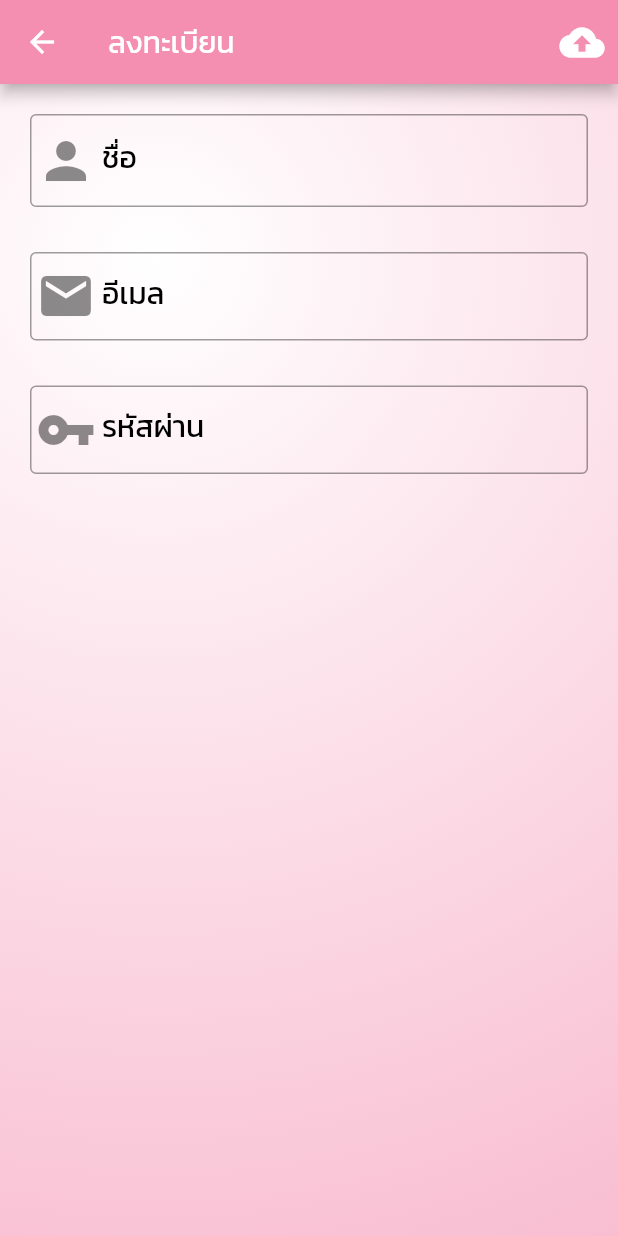
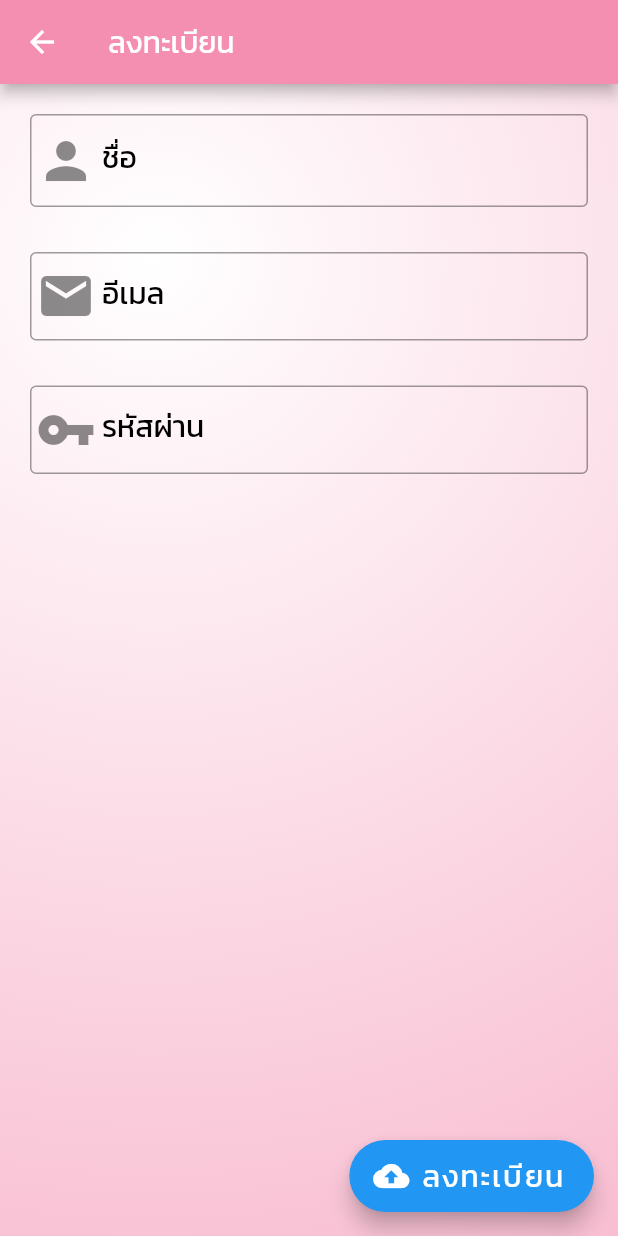
Before and after one commit to nitiratjames/myProject, a Flutter app: the screen it shows after launch, after a tap on "ลงทะเบียน", on a phone screen of 412 x 824 dp. Run offline on Flutter 3.47's test engine with Material 2 defaults, Android fonts, the phone set to English and light mode, and no system bars; our stand-ins replace animated_text_kit, firebase_auth, firebase_core; accounts and stored records are empty.

Commit message:
fix minor

```diff
--- a/lib/screens/home.dart
+++ b/lib/screens/home.dart
@@ -19,19 +19,22 @@ class _HomeState extends State<Home> {
   }
 
   Future<void> checkStatus() async {
-    FirebaseAuth firebaseAuth = FirebaseAuth.instance;
-    var user = firebaseAuth.currentUser;
-    if (user != null) {
-      MaterialPageRoute materialPageRoute =
-          MaterialPageRoute(builder: (BuildContext context) => Service());
-      Navigator.of(context).pushAndRemoveUntil(
-          materialPageRoute, (Route<dynamic> route) => false);
-    }
+    FirebaseAuth.instance.authStateChanges().listen((User user) {
+      if (user == null) {
+        print('User is currently signed out!');
+      } else {
+        MaterialPageRoute materialPageRoute =
+            MaterialPageRoute(builder: (BuildContext context) => Service());
+        Navigator.of(context).pushAndRemoveUntil(
+            materialPageRoute, (Route<dynamic> route) => false);
+      }
+    });
   }
 
   Widget showAppTitle() {
-    return Row(
-      mainAxisSize: MainAxisSize.min,
+    return Wrap(
+      spacing: 10.0,
+      // mainAxisSize: MainAxisSize.min,
       children: <Widget>[
         SizedBox(width: 0.0, height: 100.0),
         TypewriterAnimatedTextKit(
@@ -41,8 +44,8 @@ class _HomeState extends State<Home> {
             text: [
               "Discipline is the best tool",
               "Design first, then code",
-              "Do not patch bugs out, rewrite them",
-              "Do not test bugs out, design them out",
+              "Do not patch bugs out",
+              "Do not test bugs out",
             ],
             textStyle: TextStyle(
               fontSize: 20.0,
@@ -197,10 +200,10 @@ class _HomeState extends State<Home> {
                   height: 100.0,
                 ),
                 showAppTitle(),
-                SizedBox(
-                  height: 50.0,
-                ),
-                showLogoBig(),
+                // SizedBox(
+                //   height: 50.0,
+                // ),
+                // showLogoBig(),
                 SizedBox(
                   height: 30.0,
                 ),
--- a/lib/screens/register.dart
+++ b/lib/screens/register.dart
@@ -14,34 +14,40 @@ class _RegisterState extends State<Register> {
   String _name, _email, _password;
 
   // method
-  Widget registerButton() {
-    return IconButton(
-      icon: Icon(
-        Icons.cloud_upload,
-        color: Colors.white,
-        size: 30.0,
+  showAlertDialog(BuildContext context) {
+    AlertDialog alert = AlertDialog(
+      content: new Row(
+        children: [
+          CircularProgressIndicator(),
+          Container(
+              margin: EdgeInsets.only(left: 5), child: Text("กำลังดำเนินการ")),
+        ],
       ),
-      onPressed: () {
-        if (_formKey.currentState.validate()) {
-          _formKey.currentState.save();
-          print('name = $_name email = $_email password = $_password');
-          registerThread();
-        }
+    );
+    showDialog(
+      barrierDismissible: false,
+      context: context,
+      builder: (BuildContext context) {
+        return alert;
       },
     );
   }
 
   Future<void> registerThread() async {
+    try {
+      showAlertDialog(context);
       FirebaseAuth firebaseAuth = FirebaseAuth.instance;
       await firebaseAuth
           .createUserWithEmailAndPassword(email: _email, password: _password)
           .then((res) {
         setupProfile();
       }).catchError((res) {
+        Navigator.pop(context);
         String title = res.code;
         String message = res.message;
         alertMessage(title, message);
       });
+    } catch (e) {}
   }
 
   Future<void> setupProfile() async {
@@ -52,7 +58,8 @@ class _RegisterState extends State<Register> {
       name = user.displayName;
       email = user.email;
       emailVerified = user.emailVerified;
-      uid = user.uid; // The user's ID, unique to the Firebase project. Do NOT use
+      uid =
+          user.uid; // The user's ID, unique to the Firebase project. Do NOT use
       // this value to authenticate with your backend server, if
       // you have one. Use User.getToken() instead.
       // print(user);
@@ -232,9 +239,6 @@ class _RegisterState extends State<Register> {
           style: TextStyle(color: Colors.white, fontFamily: 'Kanit'),
         ),
         backgroundColor: Colors.pink.shade200,
-        actions: <Widget>[
-          registerButton(),
-        ],
       ),
       body: Container(
         decoration: BoxDecoration(
@@ -266,6 +270,24 @@ class _RegisterState extends State<Register> {
           ),
         ),
       ),
+      floatingActionButton: FloatingActionButton.extended(
+        onPressed: () {
+          if (_formKey.currentState.validate()) {
+            _formKey.currentState.save();
+            registerThread();
+          }
+        },
+        label: Text(
+          'ลงทะเบียน',
+          style: TextStyle(
+            fontSize: 20.0,
+            color: Colors.white,
+            fontFamily: 'Kanit',
+          ),
+        ),
+        icon: Icon(Icons.cloud_upload),
+        backgroundColor: Colors.blue,
+      ),
     );
   }
 }
--- a/lib/screens/service.dart
+++ b/lib/screens/service.dart
@@ -9,7 +9,6 @@ class Service extends StatefulWidget {
 }
 
 class _ServiceState extends State<Service> {
-
   Future<void> processingSignOut() async {
     FirebaseAuth firebaseAuth = FirebaseAuth.instance;
     await firebaseAuth.signOut().then((res) {
```
Also changed, not shown: lib/screens/authen.dart (+22 -0 lines). Lines whose indentation alone changed are shown as unchanged.
